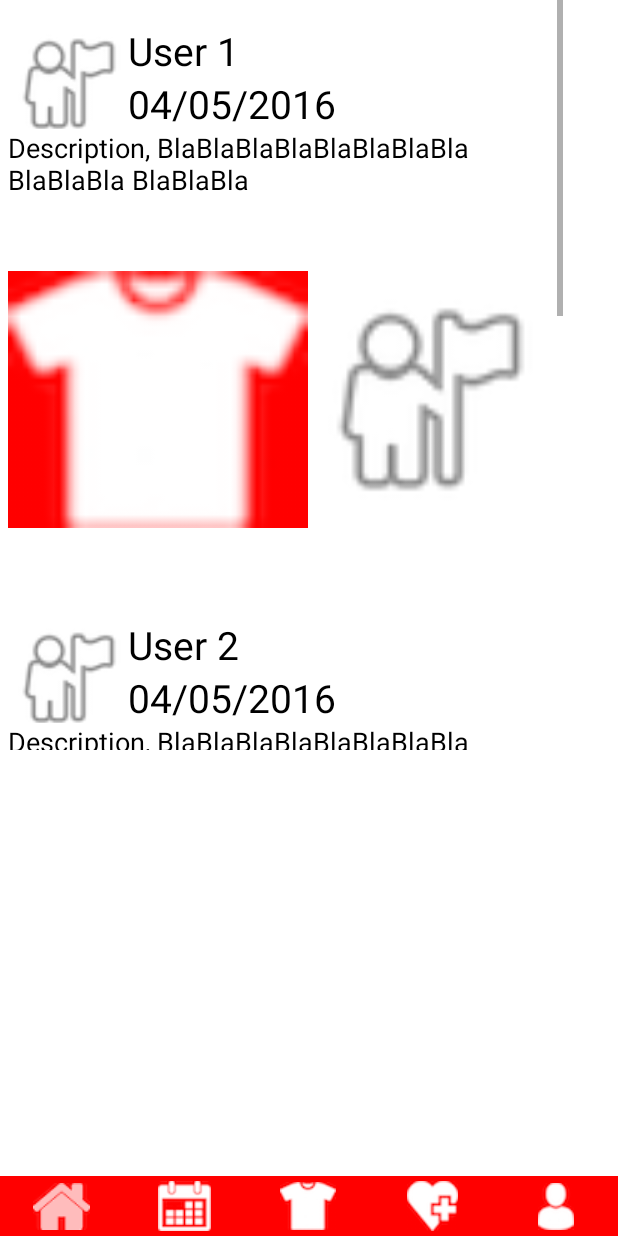
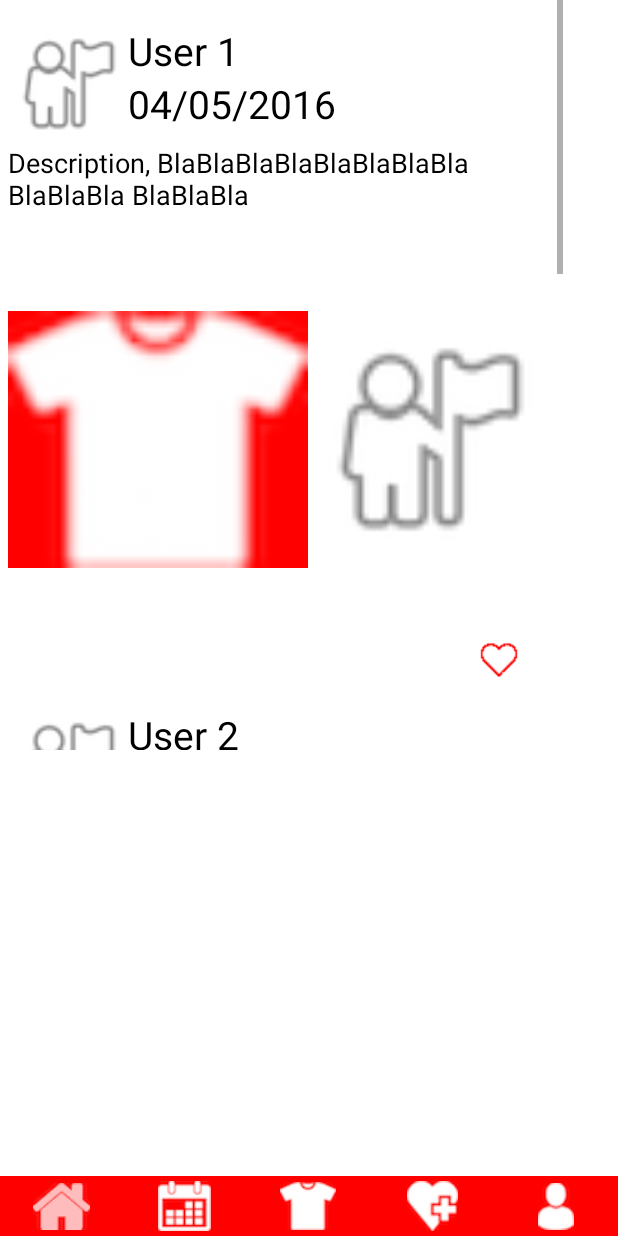
Before and after one commit to mbakkali/tendance, an Android app: the layout actualite.xml on its own in the app's theme, with its tools: preview values and no code run, on a phone screen of 412 x 824 dp. Run offline under Robolectric (Android 15) with nearby library versions, the light colour scheme and no system bars.

Commit message:
essaie fils d'actualite avec like

```diff
--- a/Tendance/app/src/main/res/layout/actualite.xml
+++ b/Tendance/app/src/main/res/layout/actualite.xml
@@ -76,19 +76,27 @@
                 android:orientation="vertical"
                 android:layout_width="350dp"
                 android:layout_height="380dp"
+                android:weightSum="1">
+
+                <LinearLayout
+                    android:orientation="vertical"
+                    android:layout_width="350dp"
+                    android:layout_height="440dp"
                     android:layout_marginTop="16dp"
+                    android:layout_gravity="center_horizontal"
                     android:background="@color/blanc"
-                android:weightSum="1">
+                    android:weightSum="1"
+                    android:layout_weight="0.70">
 
 
                     <LinearLayout
                         android:orientation="horizontal"
                         android:layout_width="350dp"
-                    android:layout_height="70dp"
+                        android:layout_height="80dp"
                         android:layout_gravity="center_horizontal"
                         android:background="@color/blanc"
                         android:weightSum="1"
-                    android:id="@+id/headerUser">
+                        android:id="@+id/headerUser1">
 
 
                         <ImageView
@@ -101,7 +109,7 @@
                             android:orientation="vertical"
                             android:layout_width="match_parent"
                             android:layout_height="match_parent"
-                        android:id="@+id/headerright">
+                            android:id="@+id/headerright1">
 
                             <TextView
                                 android:layout_width="wrap_content"
@@ -125,7 +133,7 @@
 
                     <TextView
                         android:layout_width="match_parent"
-                    android:layout_height="50dp"
+                        android:layout_height="80dp"
                         android:text="Description, BlaBlaBlaBlaBlaBlaBlaBla BlaBlaBla BlaBlaBla"
                         android:id="@+id/descr1"
                         android:layout_gravity="center_horizontal"
@@ -138,7 +146,7 @@
                         android:layout_width="350dp"
                         android:layout_height="260dp"
                         android:background="@color/blanc"
-                    android:id="@+id/picturesplace">
+                        android:id="@+id/picturesplace1">
 
 
                         <ImageView
@@ -148,6 +156,9 @@
                             android:layout_gravity="center_vertical"
                             android:background="@color/blanc"
                             android:src="@drawable/tshirt"/>
+
+
+
                         <ImageView
                             android:layout_width="160dp"
                             android:layout_height="270dp"
@@ -157,11 +168,29 @@
                             android:src="@android:drawable/ic_menu_myplaces"/>
                     </LinearLayout>
 
+                    <LinearLayout
+                        android:orientation="horizontal"
+                        android:layout_width="350dp"
+                        android:layout_height="100dp"
+                        android:layout_gravity="center_horizontal"
+                        android:background="@color/blanc"
+                        android:layout_weight="0.70">
+
+                        <ImageButton
+                            android:layout_width="34dp"
+                            android:layout_height="34dp"
+                            android:id="@+id/like1"
+                            android:background="@color/blanc"
+                            android:layout_marginTop="0dp"
+                            android:layout_marginLeft="310dp"
+                            android:src="@drawable/heart1"/>
+                    </LinearLayout>
+                </LinearLayout>
 
                 <LinearLayout
                 android:orientation="vertical"
                     android:layout_width="350dp"
-                android:layout_height="380dp"
+                    android:layout_height="440dp"
                 android:layout_marginTop="16dp"
                 android:layout_gravity="center_horizontal"
                 android:background="@color/blanc"
@@ -243,12 +272,29 @@
                         android:background="@color/blanc"
                         android:src="@android:drawable/ic_menu_myplaces"/>
                 </LinearLayout>
+                    <LinearLayout
+                        android:orientation="horizontal"
+                        android:layout_width="350dp"
+                        android:layout_height="100dp"
+                        android:layout_gravity="center_horizontal"
+                        android:background="@color/blanc"
+                        android:layout_weight="0.70">
+
+                        <ImageButton
+                            android:layout_width="34dp"
+                            android:layout_height="34dp"
+                            android:id="@+id/like2"
+                            android:background="@color/blanc"
+                            android:layout_marginTop="0dp"
+                            android:layout_marginLeft="310dp"
+                            android:src="@drawable/heart1"/>
+                    </LinearLayout>
             </LinearLayout>
 
             <LinearLayout
                 android:orientation="vertical"
                 android:layout_width="350dp"
-                android:layout_height="380dp"
+                android:layout_height="440dp"
                 android:layout_marginTop="16dp"
                 android:layout_gravity="center_horizontal"
                 android:background="@color/blanc"
@@ -330,6 +376,23 @@
                         android:background="@color/blanc"
                         android:src="@android:drawable/ic_menu_myplaces"/>
                 </LinearLayout>
+                <LinearLayout
+                    android:orientation="horizontal"
+                    android:layout_width="350dp"
+                    android:layout_height="100dp"
+                    android:layout_gravity="center_horizontal"
+                    android:background="@color/blanc"
+                    android:layout_weight="0.70">
+
+                    <ImageButton
+                        android:layout_width="34dp"
+                        android:layout_height="34dp"
+                        android:id="@+id/like3"
+                        android:background="@color/blanc"
+                        android:layout_marginTop="0dp"
+                        android:layout_marginLeft="310dp"
+                        android:src="@drawable/heart1"/>
+                </LinearLayout>
             </LinearLayout>
             </LinearLayout>
         </ScrollView>
```
Lines whose indentation alone changed are shown as unchanged.
